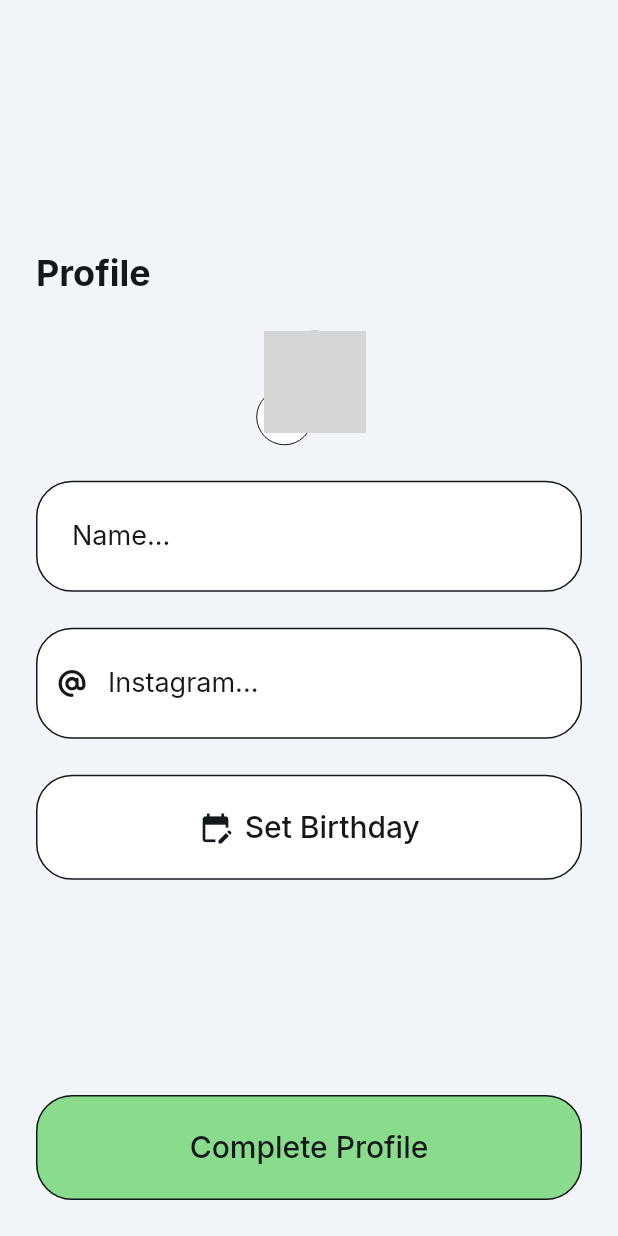
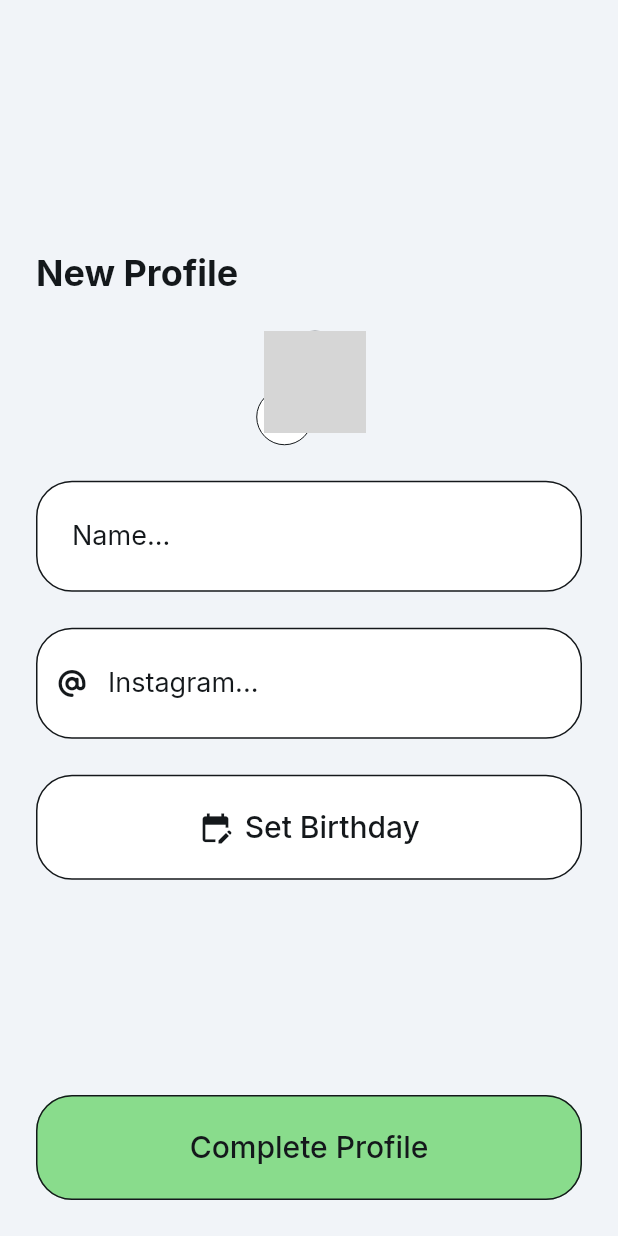
Before and after one commit to Angellucario/TodoApp-FlutterFlow, a Flutter app: the OnBoardingWidget screen opened by its route, on a phone screen of 412 x 824 dp. Run offline on Flutter 3.47's test engine with Material 3 defaults, Android fonts, the phone set to English and light mode, and no system bars; drawn by our look-alikes of auto_size_text; our stand-ins replace cloud_firestore, easy_debounce, file_picker, firebase_auth, firebase_core, firebase_storage and 12 more; missing offline and left inert: json_path, mime_type; accounts and stored records are empty; network calls fail; grey boxes are pictures that could not be loaded.

Commit message:
Changed text "profile" to "New Profile" on onboarding page

```diff
--- a/lib/on_boarding/on_boarding_widget.dart
+++ b/lib/on_boarding/on_boarding_widget.dart
@@ -75,7 +75,7 @@ class _OnBoardingWidgetState extends State<OnBoardingWidget> {
                         mainAxisSize: MainAxisSize.max,
                         children: [
                           Text(
-                            'Profile',
+                            'New Profile',
                             style: FlutterFlowTheme.of(context)
                                 .headlineLarge
                                 .override(
```
